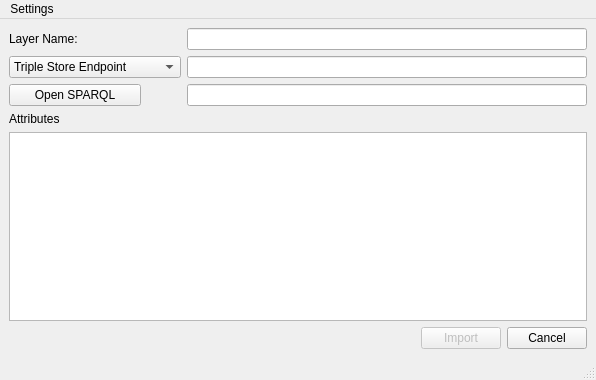
Old version of the form MainWindow.ui in the repository LambdaGeo/qgisparql-triple2layer.
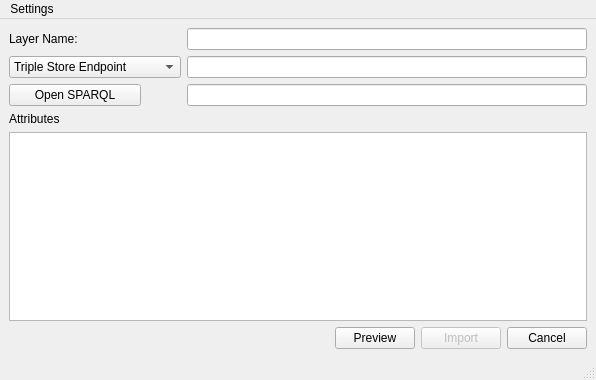
New version of the form.

Commit message: feat(ui): add preview button and complete UI/UX improvement cycle (ref #3)

Diff of the .ui file:
```diff
--- a/MainWindow.ui
+++ b/MainWindow.ui
@@ -211,6 +211,13 @@
           </property>
          </spacer>
         </item>
+        <item>
+         <widget class="QPushButton" name="buttonPreview">
+          <property name="text">
+           <string>Preview</string>
+          </property>
+         </widget>
+        </item>
         <item>
          <widget class="QPushButton" name="pushButton">
           <property name="enabled">
```
Left out of the diff: 2 changed lines with no effect on the pictures. The commit also changes 1 other file.
